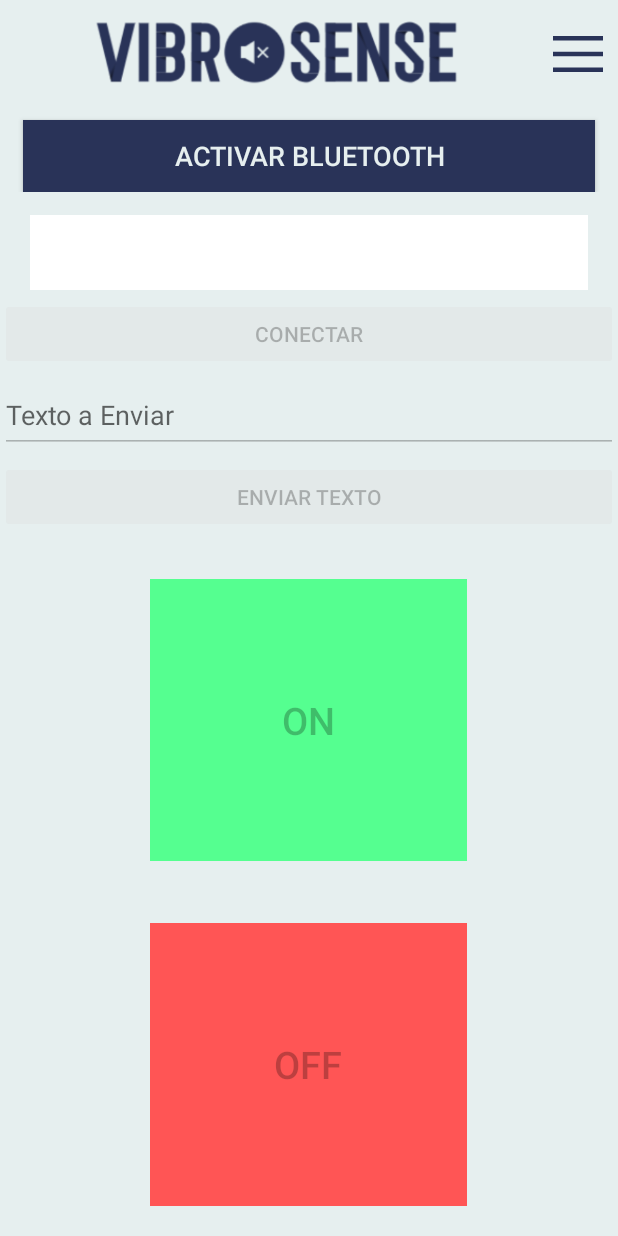
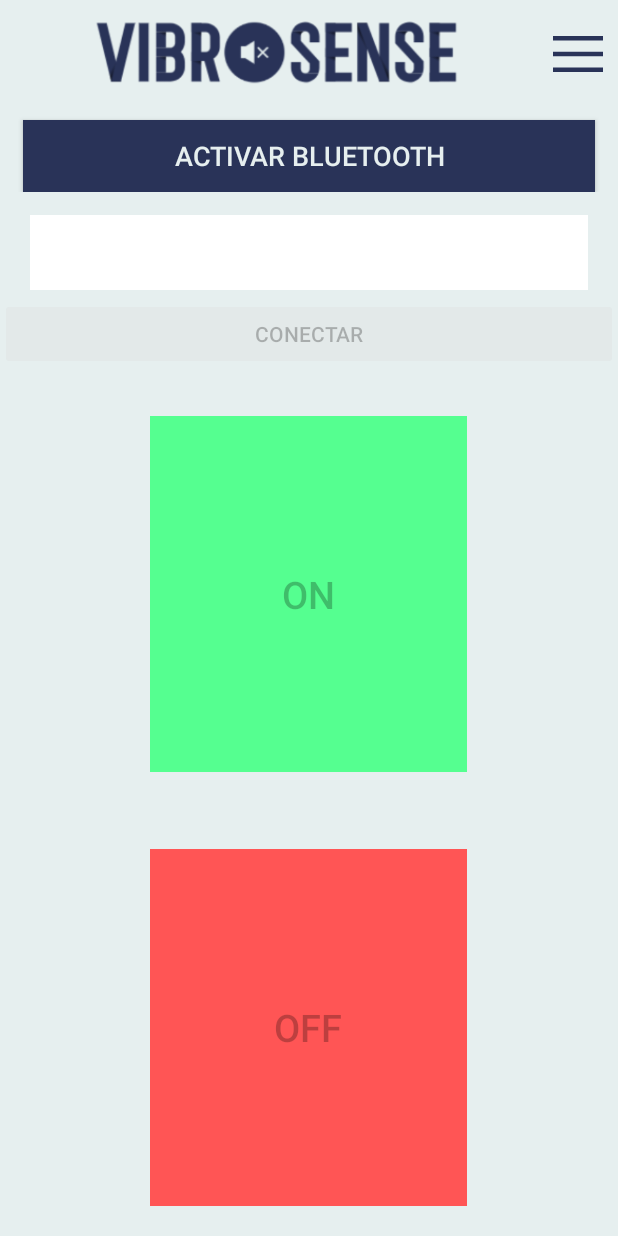
Before and after one commit to HiImFrades/VibroSense-USAL, an Android app built with Jetpack Compose: the screen it shows after launch (MainActivity), on a phone screen of 412 x 824 dp. Run offline under Robolectric (Android 15) with nearby library versions, the phone set to English and light mode, and no system bars.

Commit message:
cleaning code

```diff
--- a/app/build.gradle
+++ b/app/build.gradle
@@ -53,9 +53,6 @@ dependencies {
     implementation 'androidx.compose.ui:ui-tooling-preview'
     implementation 'androidx.compose.material3:material3'
     implementation 'androidx.constraintlayout:constraintlayout:2.1.4'
-    implementation 'com.google.android.gms:play-services-maps:18.1.0'
-    implementation 'com.google.android.gms:play-services-location:21.0.1'
-    implementation 'com.google.maps.android:android-maps-utils:2.3.0'
     implementation 'androidx.appcompat:appcompat:1.6.1'
     implementation 'androidx.fragment:fragment-ktx:1.5.7'
     testImplementation 'junit:junit:4.13.2'
--- a/app/src/main/res/layout/activity_main.xml
+++ b/app/src/main/res/layout/activity_main.xml
@@ -87,22 +87,6 @@
             android:layout_marginTop="5dp"
             android:text="CONECTAR" />
 
-        <EditText
-            android:id="@+id/idTextOut"
-            android:layout_width="match_parent"
-            android:layout_height="50dp"
-            android:layout_marginTop="5dp"
-            android:ems="10"
-            android:hint="Texto a Enviar"
-            android:inputType="text" />
-
-        <Button
-            android:id="@+id/idBtnEnviar"
-            android:layout_width="match_parent"
-            android:layout_height="wrap_content"
-            android:layout_marginTop="5dp"
-            android:text="ENVIAR TEXTO" />
-
         <Space
             android:layout_width="match_parent"
             android:layout_height="15dp" />
--- a/app/src/main/res/values/google_maps_api.xml
+++ /dev/null
@@ -1,4 +0,0 @@
-<?xml version="1.0" encoding="utf-8"?>
-<resources>
-    <string name="google_maps_key" templateMergeStrategy="preserve" translatable="false">AIzaSyBiDpOMl7pfyU7t143VhzlrtJG0iD79Ako</string>
-</resources>
```
Also changed, not shown: app/src/main/AndroidManifest.xml (+0 -14 lines), app/src/main/java/com/example/terminalbluetooth/MainActivity.kt (+2 -104 lines).
